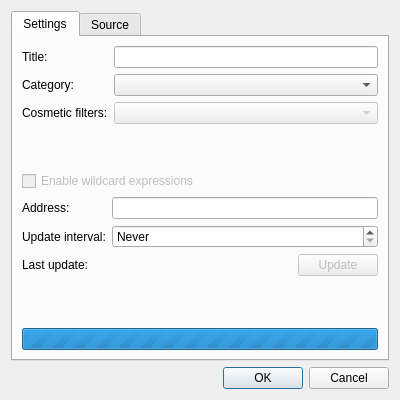
Qt form src/ui/ContentBlockingProfileDialog.ui (OtterBrowser/otter-browser) before a commit.
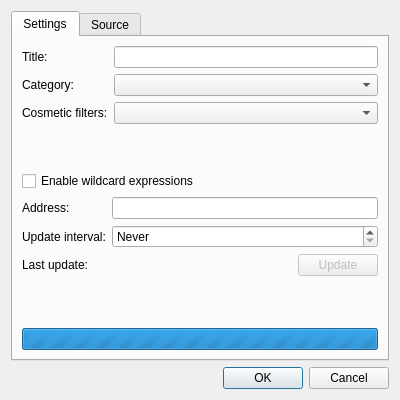
The same form after that commit. Custom widgets are drawn as their Qt base class.

Commit message: Enable controls

The edit to the form file:
```diff
--- a/src/ui/ContentBlockingProfileDialog.ui
+++ b/src/ui/ContentBlockingProfileDialog.ui
@@ -71,8 +71,11 @@
          </item>
          <item row="2" column="1">
           <widget class="QComboBox" name="cosmeticFiltersComboBox">
-           <property name="enabled">
-            <bool>false</bool>
+           <property name="sizePolicy">
+            <sizepolicy hsizetype="Preferred" vsizetype="Fixed">
+             <horstretch>0</horstretch>
+             <verstretch>0</verstretch>
+            </sizepolicy>
            </property>
           </widget>
          </item>
@@ -80,9 +83,6 @@
        </item>
        <item>
         <widget class="QCheckBox" name="enableWildcardsCheckBox">
-         <property name="enabled">
-          <bool>false</bool>
-         </property>
          <property name="text">
           <string>Enable wildcard expressions</string>
          </property>
```
